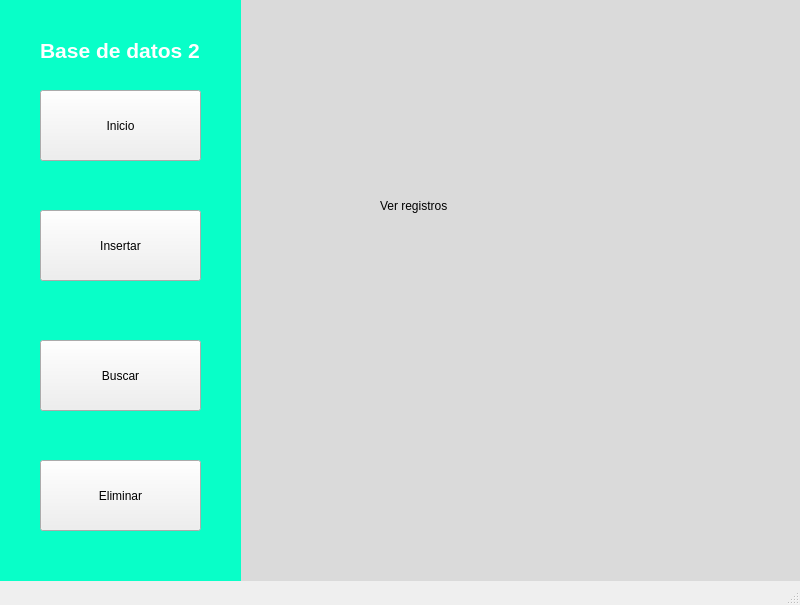
Old version of the form GUI_database/verregistros.ui in the repository jneirar/Proyecto1BDII.
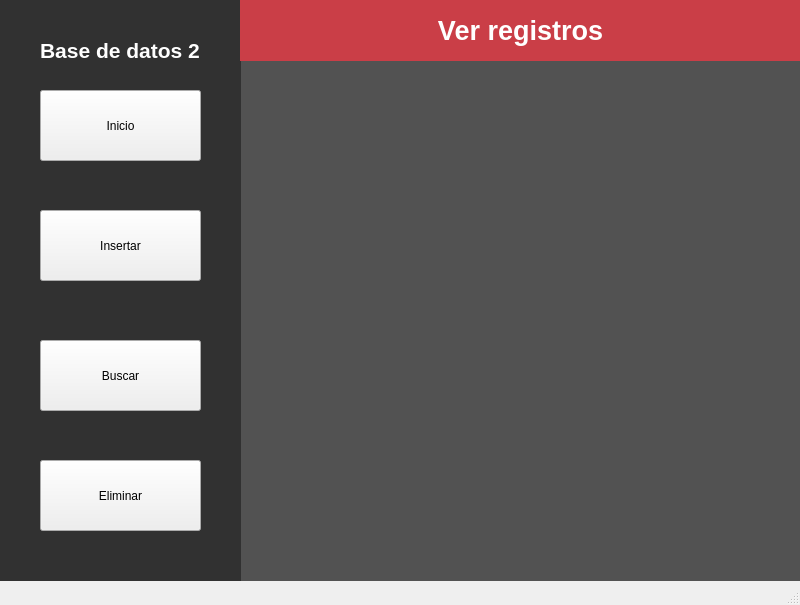
New version of the form. Icons and pictures are not drawn.

Diff of the .ui file:
```diff
--- a/GUI_database/verregistros.ui
+++ b/GUI_database/verregistros.ui
@@ -24,7 +24,8 @@
      </rect>
     </property>
     <property name="styleSheet">
-     <string notr="true">background-color: rgb(218, 218, 218);</string>
+     <string notr="true">background-color: rgb(218, 218, 218);
+background-color: rgb(82, 82, 82);</string>
     </property>
     <property name="text">
      <string/>
@@ -105,8 +106,7 @@
      </rect>
     </property>
     <property name="styleSheet">
-     <string notr="true">color: rgb(8, 255, 200);
-background-color: rgb(8, 255, 200);</string>
+     <string notr="true">background-color: rgb(49, 49, 49);</string>
     </property>
     <property name="text">
      <string/>
@@ -134,14 +134,17 @@
    <widget class="QLabel" name="label_5">
     <property name="geometry">
      <rect>
-      <x>380</x>
-      <y>190</y>
-      <width>91</width>
-      <height>31</height>
+      <x>240</x>
+      <y>0</y>
+      <width>561</width>
+      <height>61</height>
      </rect>
     </property>
+    <property name="styleSheet">
+     <string notr="true">background-color: rgb(202, 62, 71);</string>
+    </property>
     <property name="text">
-     <string>Ver registros</string>
+     <string>&lt;html&gt;&lt;head/&gt;&lt;body&gt;&lt;p align=&quot;center&quot;&gt;&lt;span style=&quot; font-size:20pt; font-weight:600; color:#ffffff;&quot;&gt;Ver registros&lt;/span&gt;&lt;/p&gt;&lt;/body&gt;&lt;/html&gt;</string>
     </property>
    </widget>
    <zorder>label_4</zorder>
```
